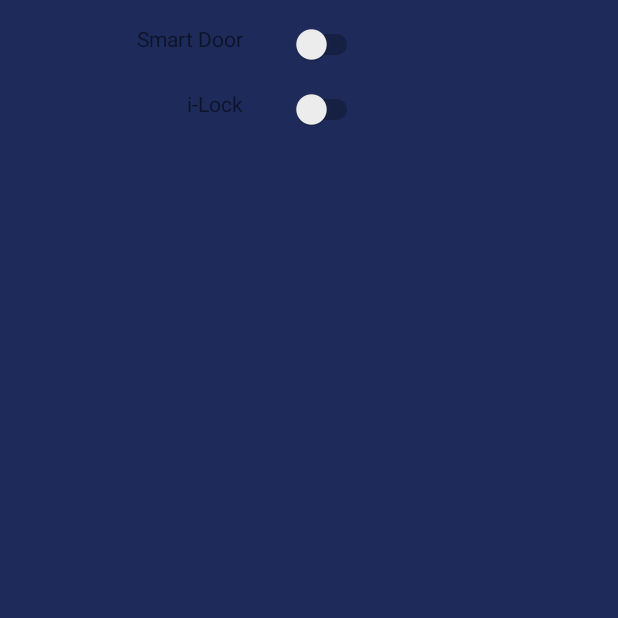
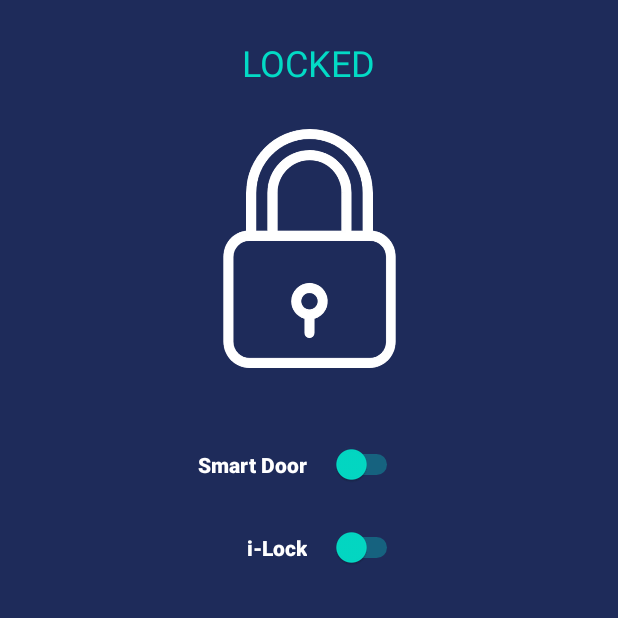
Before and after one commit to jaschan66/IoTAssignment, an Android app: the SmartDoor screen opened directly, with no data from a screen before it, on a phone screen of 412 x 824 dp, the top half of it. Run offline under Robolectric (Android 15) with nearby library versions, the phone set to English and light mode, and no system bars; our stand-ins replace Firebase (no records; nobody signed in at launch, a user with empty details on screens opened directly); 2 statements that could not run were skipped.

Commit message:
updated UI

```diff
--- a/app/src/main/AndroidManifest.xml
+++ b/app/src/main/AndroidManifest.xml
@@ -17,7 +17,7 @@
             android:exported="true" />
         <activity
             android:name=".SmartGuard"
-            android:exported="true">
+            android:exported="true" >
             <intent-filter>
                 <action android:name="android.intent.action.MAIN" />
                 <category android:name="android.intent.category.LAUNCHER" />
--- a/app/src/main/java/my/com/iotassignment/SmartDoor.kt
+++ b/app/src/main/java/my/com/iotassignment/SmartDoor.kt
@@ -49,28 +49,33 @@ class SmartDoor : AppCompatActivity(){
                 var doorLVal = snapshot.child("doorLock").value
                 var iLockVal = snapshot.child("iLock").value
 //                var trippedVal = snapshot.child("tripped").value
-                var lcdMessageVal = snapshot.child("lcdMessage").value
+//                var lcdMessageVal = snapshot.child("lcdMessage").value
 
-                sb.append("$lcdMessageVal")
+//                sb.append("$lcdMessageVal")
               //  binding.edtMessage.setText(sb)
 
                 binding.swManual.isChecked = doorLVal == "LOCKED"
                 binding.swAuto.isChecked = iLockVal == "ENABLE"
 
-//                if (trippedVal == "1"){
-//
-//
-//                    sendNotification()
-//                    binding.lblTrip.text = "Intruder Found"
-//                    binding.imgPhoto.setImageResource(R.drawable.danger)
-//                    binding.lblTrip.setTextColor(Color.parseColor("#EC3F2C"))
-//
-//                }
-//                else{
-//                    binding.lblTrip.text = "No Intruder Found"
-//                    binding.imgPhoto.setImageResource(R.drawable.safe)
-//                    binding.lblTrip.setTextColor(Color.parseColor("#FF03DAC5"))
-//                }
+                if(iLockVal.toString() == "ENABLE"){
+                    binding.swManual.isEnabled = false
+                }
+                else{
+                    binding.swAuto.isEnabled = true
+                }
+                if (doorLVal.toString() == "UNLOCKED"){
+                    binding.lblDoorStatus.text = "UNLOCKED"
+                    binding.imgDoorStatus.setImageResource(R.drawable.unlocked)
+                    binding.lblDoorStatus.setTextColor(Color.parseColor("#EC3F2C"))
+
+                }
+                else{
+                    binding.lblDoorStatus.text = "LOCKED"
+                    binding.imgDoorStatus.setImageResource(R.drawable.locked)
+                    binding.lblDoorStatus.setTextColor(Color.parseColor("#FF03DAC5"))
+                }
+
+
 
             }
 
--- a/app/src/main/res/layout/activity_main.xml
+++ b/app/src/main/res/layout/activity_main.xml
@@ -12,7 +12,7 @@
         android:layout_width="wrap_content"
         android:layout_height="wrap_content"
         android:orientation="vertical"
-        app:layout_constraintGuide_begin="180dp" />
+        app:layout_constraintGuide_begin="205dp" />
 
     <EditText
         android:id="@+id/edtMessage"
--- a/app/src/main/res/layout/activity_smart_door.xml
+++ b/app/src/main/res/layout/activity_smart_door.xml
@@ -11,44 +11,78 @@
         android:id="@+id/textView3"
         android:layout_width="wrap_content"
         android:layout_height="wrap_content"
-        android:layout_marginEnd="16dp"
+        android:layout_marginTop="296dp"
+        android:fontFamily="sans-serif-black"
         android:text="Smart Door"
+        android:textColor="@color/white"
+        app:layout_constraintBottom_toBottomOf="@+id/swManual"
         app:layout_constraintEnd_toStartOf="@+id/guideline2"
-        app:layout_constraintTop_toTopOf="@+id/swManual" />
+        app:layout_constraintTop_toTopOf="parent" />
+
+    <TextView
+        android:id="@+id/textView5"
+        android:layout_width="wrap_content"
+        android:layout_height="wrap_content"
+        android:fontFamily="sans-serif-black"
+        android:text="i-Lock"
+        android:textColor="@color/white"
+        app:layout_constraintBottom_toBottomOf="@+id/swAuto"
+        app:layout_constraintEnd_toStartOf="@+id/guideline2"
+        app:layout_constraintTop_toTopOf="@+id/swAuto" />
 
     <Switch
         android:id="@+id/swManual"
         android:layout_width="wrap_content"
         android:layout_height="wrap_content"
         android:layout_marginStart="16dp"
-        android:layout_marginTop="16dp"
+        android:layout_marginTop="296dp"
         android:textOff="OFF"
+        android:thumbTint="@color/teal_200"
+        android:trackTint="#00FFE6"
         app:layout_constraintStart_toStartOf="@+id/guideline2"
         app:layout_constraintTop_toTopOf="parent" />
-
-    <androidx.constraintlayout.widget.Guideline
-        android:id="@+id/guideline2"
-        android:layout_width="wrap_content"
-        android:layout_height="wrap_content"
-        android:orientation="vertical"
-        app:layout_constraintGuide_begin="178dp" />
-
-    <TextView
-        android:id="@+id/textView5"
-        android:layout_width="wrap_content"
-        android:layout_height="wrap_content"
-        android:layout_marginEnd="16dp"
-        android:text="i-Lock"
-        app:layout_constraintEnd_toStartOf="@+id/guideline2"
-        app:layout_constraintTop_toTopOf="@+id/swAuto" />
 
     <Switch
         android:id="@+id/swAuto"
         android:layout_width="wrap_content"
         android:layout_height="wrap_content"
         android:layout_marginStart="16dp"
-        android:layout_marginTop="16dp"
+        android:layout_marginTop="28dp"
+        android:thumbTint="@color/teal_200"
+        android:trackTint="#00FFE6"
         app:layout_constraintStart_toStartOf="@+id/guideline2"
         app:layout_constraintTop_toBottomOf="@+id/swManual" />
 
+    <androidx.constraintlayout.widget.Guideline
+        android:id="@+id/guideline2"
+        android:layout_width="wrap_content"
+        android:layout_height="wrap_content"
+        android:layout_marginTop="25dp"
+        android:orientation="vertical"
+        app:layout_constraintGuide_begin="205dp"
+        app:layout_constraintTop_toTopOf="parent" />
+
+    <TextView
+        android:id="@+id/lblDoorStatus"
+        android:layout_width="wrap_content"
+        android:layout_height="wrap_content"
+        android:layout_marginTop="25dp"
+        android:textColor="@color/teal_200"
+        android:textSize="24sp"
+        app:layout_constraintEnd_toEndOf="parent"
+        app:layout_constraintHorizontal_bias="0.498"
+        app:layout_constraintStart_toStartOf="parent"
+        app:layout_constraintTop_toTopOf="parent"
+        tools:text="XXX" />
+
+    <ImageView
+        android:id="@+id/imgDoorStatus"
+        android:layout_width="159dp"
+        android:layout_height="195dp"
+        android:layout_marginTop="10dp"
+        app:layout_constraintEnd_toEndOf="parent"
+        app:layout_constraintStart_toStartOf="parent"
+        app:layout_constraintTop_toBottomOf="@+id/lblDoorStatus"
+        tools:srcCompat="@tools:sample/avatars" />
+
 </androidx.constraintlayout.widget.ConstraintLayout>
```
Also changed, not shown: app/src/main/res/drawable/locked.webp (added), app/src/main/res/drawable/unlocked.webp (added).
